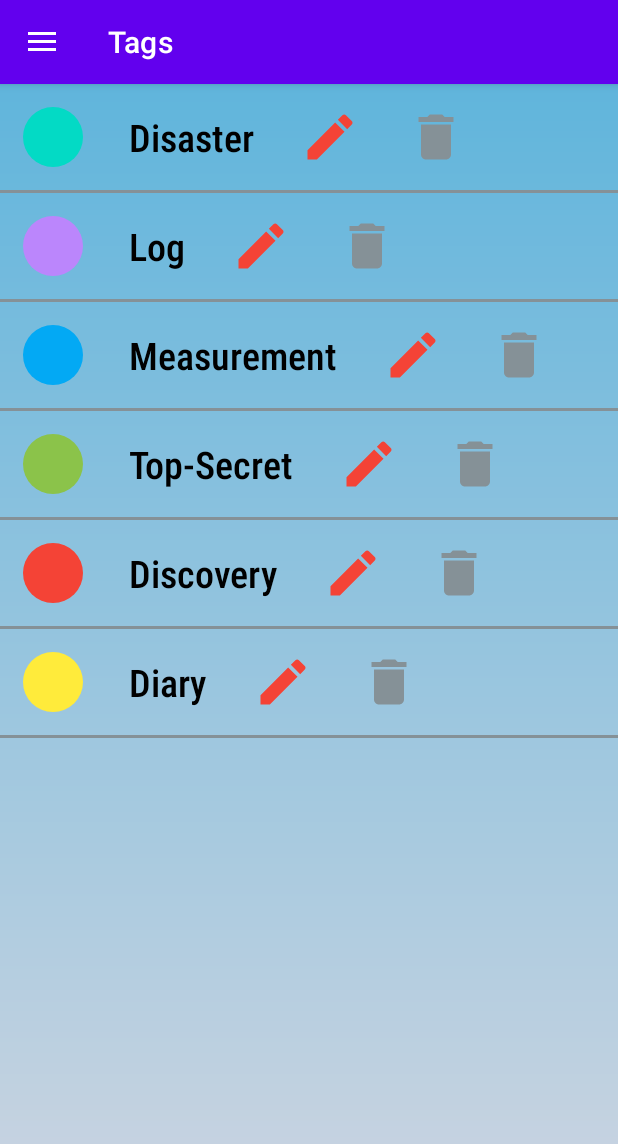
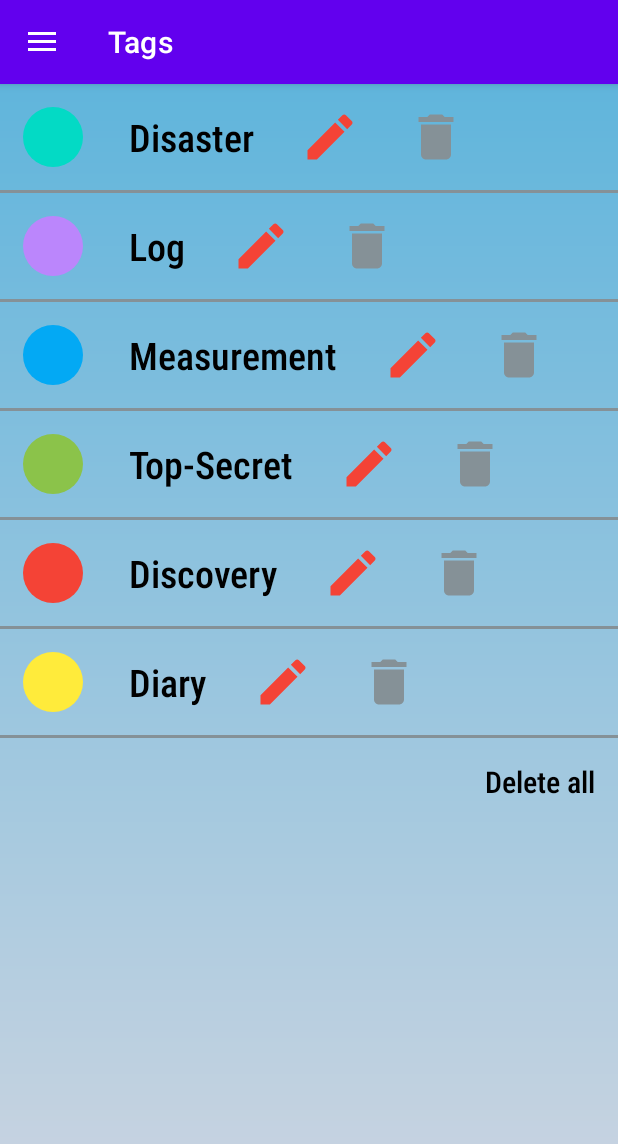
Before and after one commit to sw21-tug/Team_12, an Android app: the VIewTagActivity screen opened directly, with no data from a screen before it, on a phone screen of 412 x 824 dp. Shown: the top 1144 px of the screen. Run offline under Robolectric (Android 15) with nearby library versions, the phone set to English and light mode, and no system bars.

Commit message:
MOS-013 delete Tags delete all function  [PD,MA]

```diff
--- a/app/src/main/res/layout/tag_overview.xml
+++ b/app/src/main/res/layout/tag_overview.xml
@@ -24,6 +24,19 @@
             android:layout_width="match_parent"
             android:orientation="vertical"
             android:layout_height="match_parent">
+            <TextView
+                android:id="@+id/delete_tag"
+                android:layout_width="wrap_content"
+                android:layout_height="wrap_content"
+                android:layout_gravity="right"
+                android:layout_margin="15dp"
+                android:layout_marginLeft="40dp"
+                android:layout_marginRight="50dp"
+                android:layout_marginBottom="10dp"
+                android:fontFamily="sans-serif-condensed-medium"
+                android:text="Delete all"
+                android:textColor="@color/black"
+                android:textSize="20sp" />
         </LinearLayout>
     </ScrollView>
 
```
